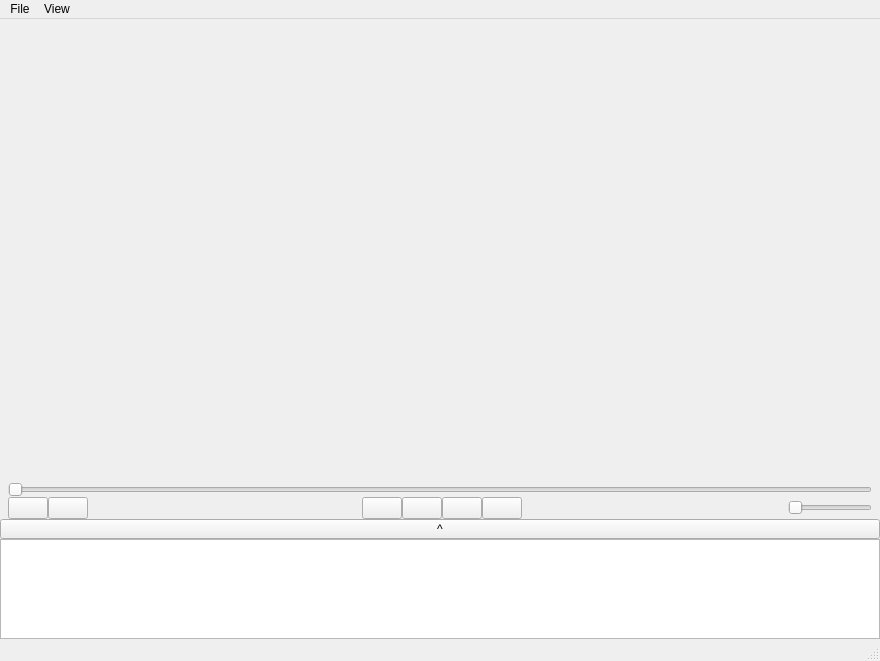
mohammadjavad78/AP_FinalProject, file gui-intro.ui: the form before one commit.
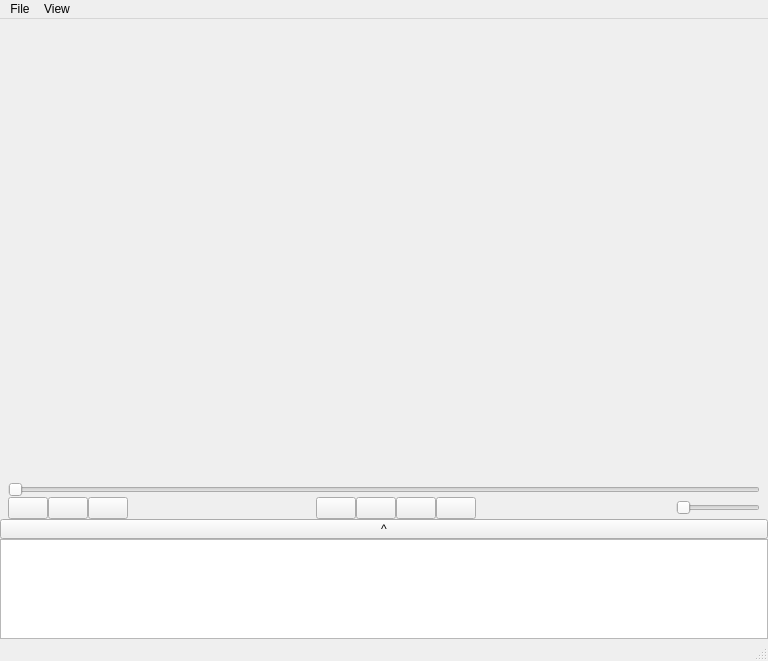
The form after the commit.

Commit message: Theme added!Stop added!

The edit to the form file:
```diff
--- a/gui-intro.ui
+++ b/gui-intro.ui
@@ -6,7 +6,7 @@
    <rect>
     <x>0</x>
     <y>0</y>
-    <width>880</width>
+    <width>768</width>
     <height>661</height>
    </rect>
   </property>
@@ -138,6 +138,13 @@
              </property>
             </widget>
            </item>
+           <item>
+            <widget class="QPushButton" name="open">
+             <property name="text">
+              <string/>
+             </property>
+            </widget>
+           </item>
            <item>
             <spacer name="horizontalSpacer">
              <property name="orientation">
@@ -148,7 +155,7 @@
              </property>
              <property name="sizeHint" stdset="0">
               <size>
-               <width>250</width>
+               <width>100</width>
                <height>0</height>
               </size>
              </property>
@@ -162,7 +169,13 @@
             </widget>
            </item>
            <item>
-            <widget class="QPushButton" name="open">
+            <widget class="QPushButton" name="stop">
+             <property name="minimumSize">
+              <size>
+               <width>40</width>
+               <height>0</height>
+              </size>
+             </property>
              <property name="text">
               <string/>
              </property>
@@ -280,10 +293,13 @@
     <rect>
      <x>0</x>
      <y>0</y>
-     <width>880</width>
+     <width>768</width>
      <height>26</height>
     </rect>
    </property>
+   <property name="styleSheet">
+    <string notr="true">blue</string>
+   </property>
    <widget class="QMenu" name="menuFile">
     <property name="title">
      <string>File</string>
```
Left out of the diff: 9 changed lines with no effect on the pictures. The commit also changes 1 other file.
